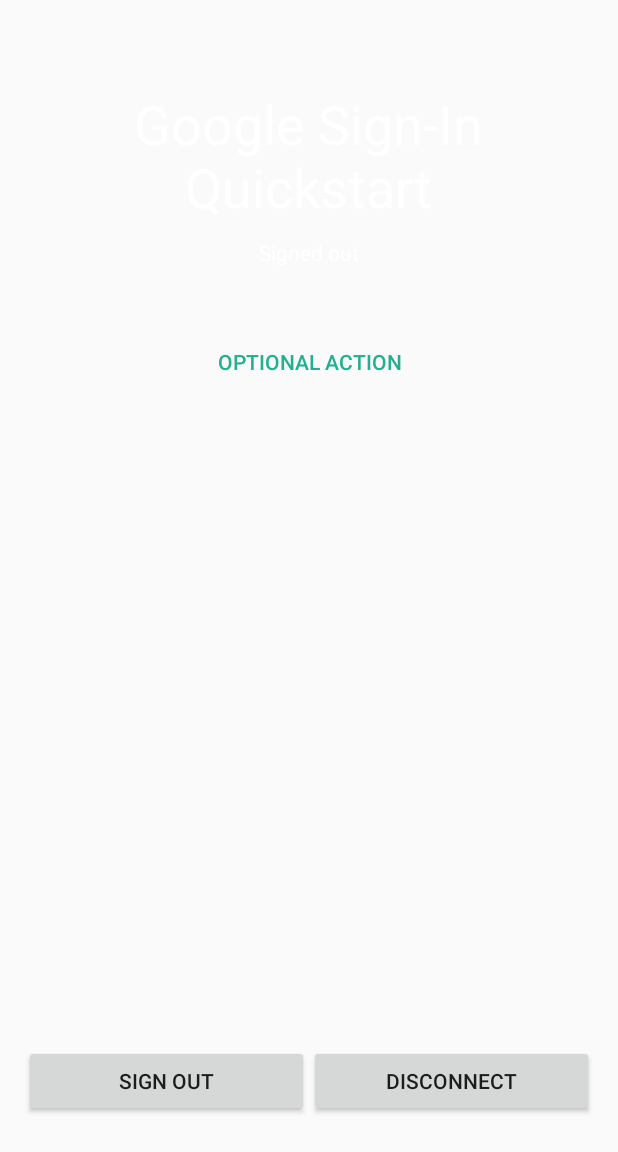
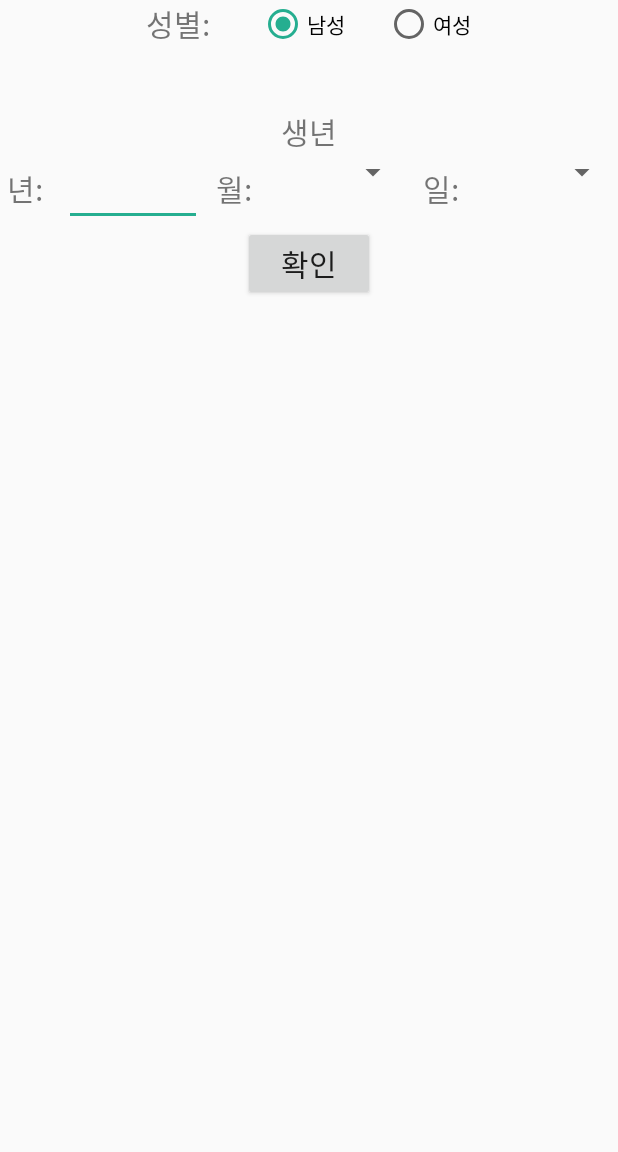
Before and after one commit to bandccare/BANDC_Android, an Android app: the layout activity_login.xml on its own in the app's theme, with its tools: preview values and no code run, on a phone screen of 412 x 824 dp. Shown: the top 1152 px of the screen. Run offline under Robolectric (Android 15) with nearby library versions, the phone set to English and light mode, and no system bars.

Commit message:
login activity

```diff
--- a/app/src/main/java/com/example/soring/bandcv12/Fragment/VideoPlayerFragment.java
+++ b/app/src/main/java/com/example/soring/bandcv12/Fragment/VideoPlayerFragment.java
@@ -51,9 +51,9 @@
 
 
         //NDK
-        playView = new RtspViewPlayer(getContext(),"rtsp://192.168.0.2:8091/rtsp");
+       /* playView = new RtspViewPlayer(getContext(),"rtsp://192.168.0.2:8091/rtsp");
         surfaceView = view.findViewById(R.id.surface_video);
-        surfaceView.addView(playView);
+        surfaceView.addView(playView);*/
 
         final Request_Motor request_motor = new Request_Motor();
 
--- a/app/src/main/java/com/example/soring/bandcv12/Model/BPM_value.java
+++ b/app/src/main/java/com/example/soring/bandcv12/Model/BPM_value.java
@@ -8,7 +8,7 @@
     @SerializedName("value")
     private ArrayList<BPM_fpVal> fpValList;
 
-    public BPM_value(){};
+    public BPM_value(){}
 
     public BPM_value(ArrayList<BPM_fpVal> fpValList) {
         this.fpValList = fpValList;
--- a/app/src/main/res/layout/activity_login.xml
+++ b/app/src/main/res/layout/activity_login.xml
@@ -9,105 +9,117 @@
 
     <LinearLayout
         android:layout_width="match_parent"
-        android:layout_height="0dp"
-        android:layout_weight="3"
-        android:gravity="center_horizontal"
+        android:layout_height="wrap_content"
+        android:gravity="center"
+        android:orientation="horizontal">
+
+        <TextView
+            android:layout_width="wrap_content"
+            android:layout_height="wrap_content"
+            android:text="성별:       "
+            android:textSize="20dp" />
+
+        <RadioGroup
+            android:layout_width="wrap_content"
+            android:layout_height="wrap_content"
+            android:orientation="horizontal"
+            android:id="@+id/radio_group">
+
+            <RadioButton
+                android:id="@+id/radio_male"
+                android:layout_width="wrap_content"
+                android:layout_height="wrap_content"
+                android:checked="true"
+                android:text="남성" />
+
+            <TextView
+                android:layout_width="wrap_content"
+                android:layout_height="wrap_content"
+                android:text="        "/>
+
+            <RadioButton
+                android:id="@+id/radio_female"
+                android:layout_width="wrap_content"
+                android:layout_height="wrap_content"
+                android:text="여성" />
+
+        </RadioGroup>
+    </LinearLayout>
+
+    <TextView
+        android:layout_width="wrap_content"
+        android:layout_height="wrap_content"
+        android:text="   "
+        android:textSize="30dp" />
+
+
+    <LinearLayout
+        android:layout_width="match_parent"
+        android:layout_height="wrap_content"
+        android:gravity="center"
         android:orientation="vertical">
 
-        <ImageView
-            android:id="@+id/google_icon"
-            android:layout_width="48dp"
-            android:layout_height="48dp"
-            android:layout_marginBottom="10dp"
-            android:contentDescription="@string/desc_google_icon"
+        <TextView
+            android:layout_width="wrap_content"
+            android:layout_height="wrap_content"
+            android:text="생년"
+            android:textSize="20dp" />
+
+        <LinearLayout
+            android:layout_width="match_parent"
+            android:layout_height="wrap_content"
+            android:orientation="horizontal">
+
+            <TextView
+                android:layout_width="wrap_content"
+                android:layout_height="wrap_content"
+                android:text=" 년:"
+                android:textSize="20dp"
+                android:layout_weight="1"/>
+
+            <EditText
+                android:id="@+id/edit_year"
+                android:layout_width="wrap_content"
+                android:layout_height="wrap_content"
+                android:textSize="20dp"
+                android:layout_weight="5"/>
+
+            <TextView
+                android:layout_width="wrap_content"
+                android:layout_height="wrap_content"
+                android:text="  월:"
+                android:textSize="20dp"
+                android:layout_weight="1"
                 />
 
-        <TextView
-            android:id="@+id/title_text"
+            <Spinner
+                android:id="@+id/spinner_month"
                 android:layout_width="wrap_content"
                 android:layout_height="wrap_content"
-            android:layout_marginBottom="10dp"
-            android:text="@string/title_text"
-            android:gravity="center"
-            android:textColor="@android:color/white"
-            android:textSize="36sp" />
+                android:layout_weight="3"/>
 
             <TextView
-            android:id="@+id/status"
                 android:layout_width="wrap_content"
                 android:layout_height="wrap_content"
-            android:text="@string/signed_out"
-            android:textColor="@android:color/white"
-            android:textSize="14sp" />
+                android:text="  일:"
+                android:textSize="20dp"
+                android:layout_weight="1"/>
 
-        <TextView
-            android:id="@+id/detail"
+            <Spinner
+                android:id="@+id/spinner_day"
                 android:layout_width="wrap_content"
                 android:layout_height="wrap_content"
-            android:fadeScrollbars="true"
-            android:gravity="center"
-            android:maxLines="5"
-            android:padding="10dp"
-            android:scrollbars="vertical"
-            android:textColor="@android:color/white"
-            android:textSize="14sp" />
-
-        <Button
-            android:id="@+id/button_optional_action"
-            style="@style/Base.Widget.AppCompat.Button.Borderless.Colored"
-            android:layout_width="wrap_content"
-            android:layout_height="wrap_content"
-            android:visibility="gone"
-            tools:text="Optional Action"
-            tools:visibility="visible" />
+                android:layout_weight="3"/>
 
         </LinearLayout>
 
-
-    <RelativeLayout
-        android:layout_width="fill_parent"
-        android:layout_height="0dp"
-        android:layout_weight="1"
-        >
-
-        <com.google.android.gms.common.SignInButton
-            android:id="@+id/sign_in_button"
+        <Button
             android:layout_width="wrap_content"
             android:layout_height="wrap_content"
-            android:layout_centerInParent="true"
-            android:visibility="visible"
-            tools:visibility="gone" />
+            android:text="확인"
+            android:textSize="20dp"
+            android:id="@+id/login_submit_btn"/>
 
-        <LinearLayout
-            android:id="@+id/sign_out_and_disconnect"
-            android:layout_width="fill_parent"
-            android:layout_height="wrap_content"
-            android:layout_centerInParent="true"
-            android:orientation="horizontal"
-            android:paddingLeft="16dp"
-            android:paddingRight="16dp"
-            android:visibility="gone"
-            tools:visibility="visible">
-
-            <Button
-                android:id="@+id/sign_out_button"
-                android:layout_width="0dp"
-                android:layout_height="wrap_content"
-                android:layout_weight="1"
-                android:text="@string/sign_out"
-                />
-
-            <Button
-                android:id="@+id/disconnect_button"
-                android:layout_width="0dp"
-                android:layout_height="wrap_content"
-                android:layout_weight="1"
-                android:text="@string/disconnect"
-                />
     </LinearLayout>
 
-    </RelativeLayout>
-
-
-
 </LinearLayout>
```
Also changed, not shown: app/build.gradle (+10 -1 lines), app/src/main/AndroidManifest.xml (+4 -3 lines), app/src/main/java/com/example/soring/bandcv12/LoginActivity.java (+89 -126 lines), app/src/main/java/com/example/soring/bandcv12/MainActivity.java (+19 -1 lines), app/src/main/java/com/example/soring/bandcv12/Service/GetService.java (+11 -8 lines), app/src/main/res/layout/activity_main.xml (+7 -6 lines), app/src/main/res/values/date_array.xml (added, +54 -0 lines). Lines whose indentation alone changed are shown as unchanged.
